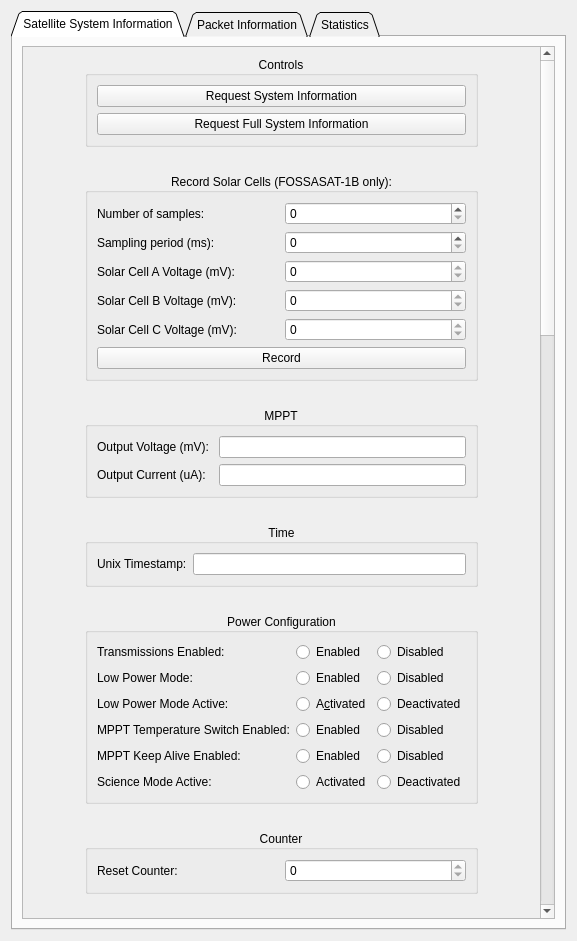
Before: the Qt Designer form FOSSAGSCP/systeminformationpane.ui in FOSSASystems/FOSSA-GroundStationControlPanel, drawn with Qt 5.
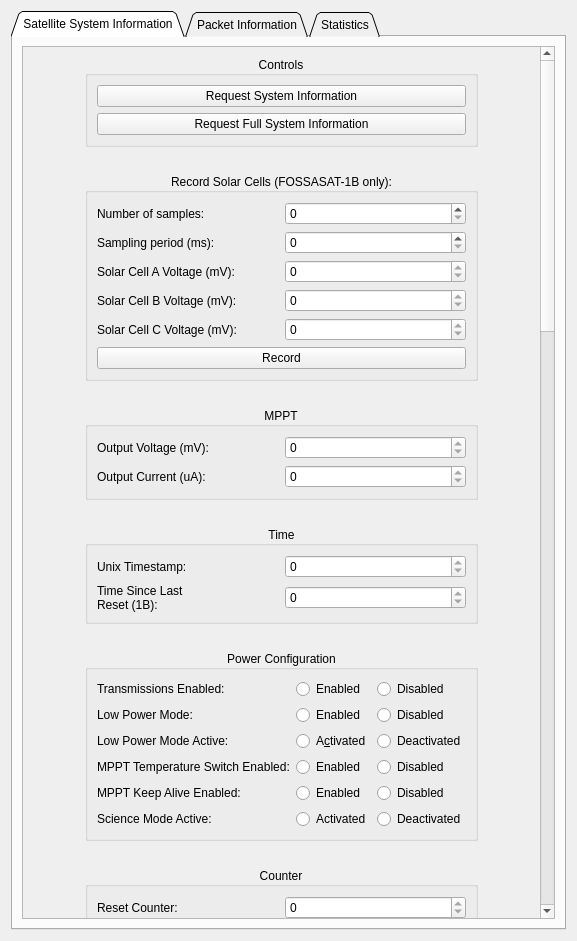
After: the same form once the commit is applied.

```diff
--- a/FOSSAGSCP/systeminformationpane.ui
+++ b/FOSSAGSCP/systeminformationpane.ui
@@ -27,7 +27,7 @@
        <string>Satellite System Information</string>
       </attribute>
       <layout class="QGridLayout" name="gridLayout">
-       <item row="0" column="1">
+       <item row="0" column="0">
         <widget class="QScrollArea" name="scrollArea">
          <property name="widgetResizable">
           <bool>true</bool>
@@ -39,9 +39,9 @@
           <property name="geometry">
            <rect>
             <x>33</x>
-            <y>-897</y>
+            <y>-1974</y>
             <width>439</width>
-            <height>2813</height>
+            <height>2852</height>
            </rect>
           </property>
           <property name="sizePolicy">
@@ -154,29 +154,29 @@
               <set>Qt::AlignCenter</set>
              </property>
              <layout class="QGridLayout" name="gridLayout_3">
-              <item row="1" column="1">
-               <widget class="QLineEdit" name="SystemInformation_MPPT_OutputVoltage_LineEdit">
-                <property name="readOnly">
-                 <bool>true</bool>
-                </property>
-               </widget>
-              </item>
-              <item row="1" column="0">
-               <widget class="QLabel" name="label">
-                <property name="text">
-                 <string>Output Voltage (mV): </string>
-                </property>
-               </widget>
-              </item>
-              <item row="2" column="0">
+              <item row="4" column="0">
                <widget class="QLabel" name="label_2">
                 <property name="text">
                  <string>Output Current (uA):</string>
                 </property>
                </widget>
               </item>
-              <item row="2" column="1">
-               <widget class="QLineEdit" name="SystemInformation_MPPT_OutputCurrent_LineEdit">
+              <item row="1" column="0">
+               <widget class="QLabel" name="label">
+                <property name="text">
+                 <string>Output Voltage (mV): </string>
+                </property>
+               </widget>
+              </item>
+              <item row="1" column="1">
+               <widget class="QSpinBox" name="SystemInformation_MPPT_OutputVoltage_SpinBox">
+                <property name="readOnly">
+                 <bool>true</bool>
+                </property>
+               </widget>
+              </item>
+              <item row="4" column="1">
+               <widget class="QSpinBox" name="SystemInformation_MPPT_OutputCurrent_SpinBox">
                 <property name="readOnly">
                  <bool>true</bool>
                 </property>
@@ -435,8 +435,23 @@
                 </property>
                </widget>
               </item>
+              <item row="2" column="0">
+               <widget class="QLabel" name="label_79">
+                <property name="text">
+                 <string>Time Since Last
+Reset (1B):</string>
+                </property>
+               </widget>
+              </item>
+              <item row="2" column="1">
+               <widget class="QSpinBox" name="SystemInformation_1B_TimeSinceLastReset_SpinBox">
+                <property name="readOnly">
+                 <bool>true</bool>
+                </property>
+               </widget>
+              </item>
               <item row="0" column="1">
-               <widget class="QLineEdit" name="SystemInformation_UnixTimestamp_LineEdit">
+               <widget class="QSpinBox" name="SystemInformation_UnixTimestamp_SpinBox">
                 <property name="readOnly">
                  <bool>true</bool>
                 </property>
```
Left out of the diff: 60 changed lines with no effect on the pictures.
